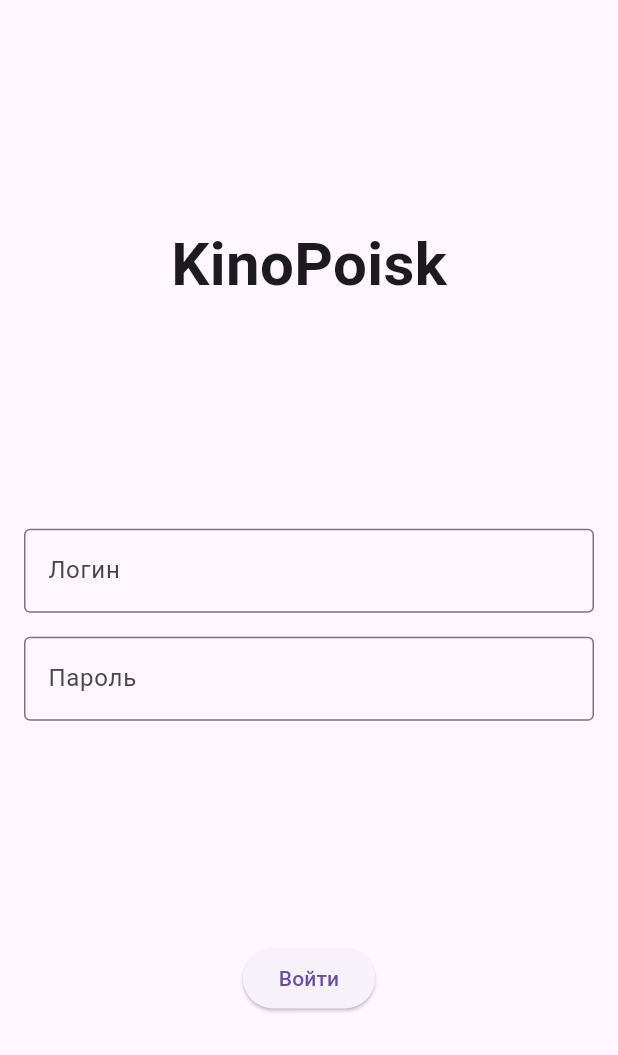
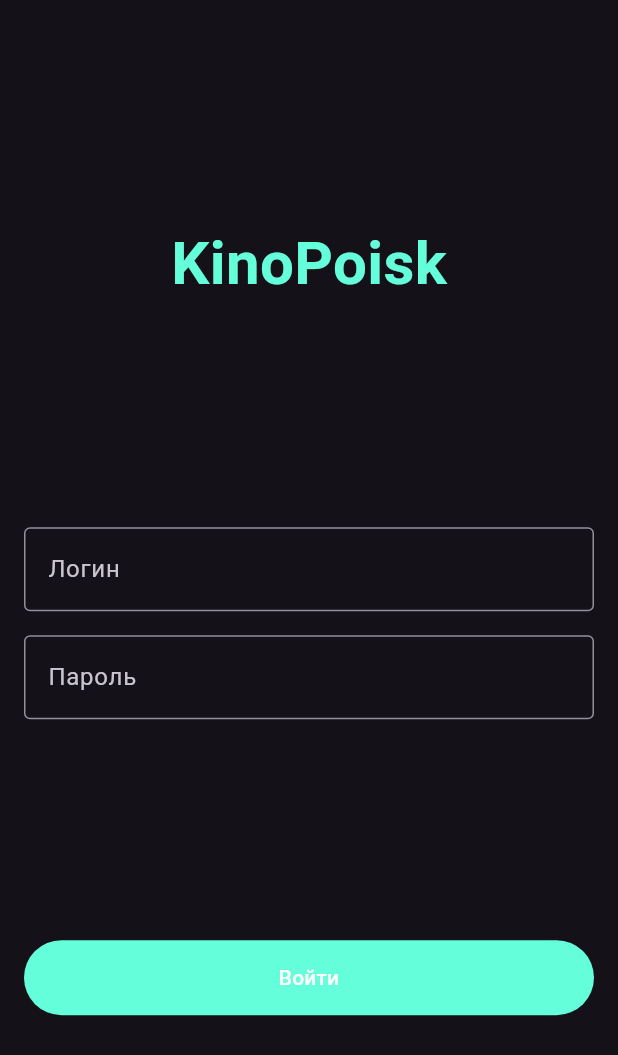
Before and after one commit to iSVDi/kinopoisk_flutter, a Flutter app: the screen it shows after launch, on a phone screen of 412 x 824 dp. Shown: the top 1055 px of the screen. Run offline on Flutter 3.47's test engine with Material 3 defaults, Android fonts, the phone set to English and light mode, and no system bars; our stand-ins replace shared_preferences.

Commit message:
apply ui

```diff
--- a/lib/authorization/authorization_screen.dart
+++ b/lib/authorization/authorization_screen.dart
@@ -1,5 +1,4 @@
 import 'package:flutter/material.dart';
-import 'package:shared_preferences/shared_preferences.dart';
 
 class AuthorizationScreen extends StatelessWidget {
   const AuthorizationScreen({super.key});
@@ -7,7 +6,7 @@ class AuthorizationScreen extends StatelessWidget {
   @override
   Widget build(BuildContext context) {
     return Padding(
-      padding: const EdgeInsets.only(left: 16, right: 16),
+      padding: const EdgeInsets.symmetric(horizontal: 16),
 
       child: Column(
         mainAxisAlignment: MainAxisAlignment.spaceEvenly,
@@ -16,7 +15,11 @@ class AuthorizationScreen extends StatelessWidget {
         children: [
           Text(
             "KinoPoisk",
-            style: TextStyle(fontSize: 40, fontWeight: FontWeight.bold),
+            style: TextStyle(
+              fontSize: 40,
+              fontWeight: FontWeight.bold,
+              color: Colors.tealAccent,
+            ),
           ),
 
           Column(
@@ -37,7 +40,12 @@ class AuthorizationScreen extends StatelessWidget {
             ],
           ),
 
-          ElevatedButton(
+          FilledButton(
+            style: ButtonStyle(
+              minimumSize: WidgetStatePropertyAll(Size(double.infinity, 50)),
+              foregroundColor: WidgetStatePropertyAll(Colors.white),
+              backgroundColor: WidgetStatePropertyAll(Colors.tealAccent),
+            ),
             onPressed: () {
               print("Handle войти");
             },
--- a/lib/main.dart
+++ b/lib/main.dart
@@ -10,6 +10,9 @@ class MainApp extends StatelessWidget {
 
   @override
   Widget build(BuildContext context) {
-    return const MaterialApp(home: Scaffold(body: AuthorizationScreen()));
+    return MaterialApp(
+      home: const Scaffold(body: AuthorizationScreen()),
+      theme: ThemeData.dark(useMaterial3: true),
+    );
   }
 }
```
Also changed, not shown: 3 other files.
